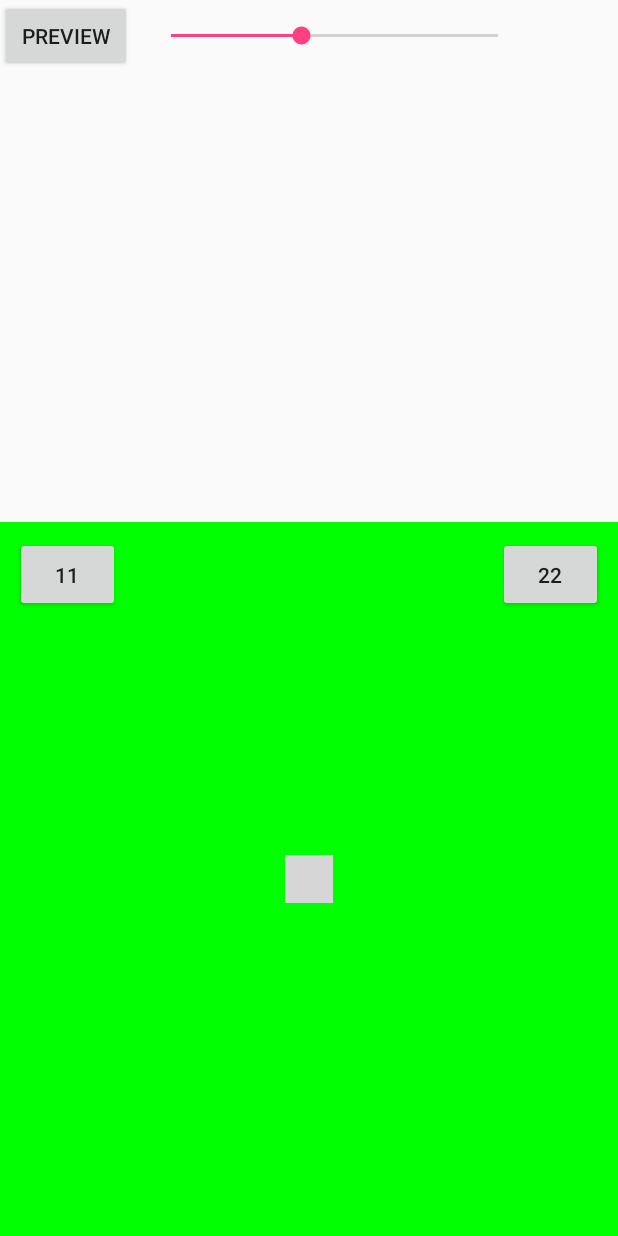
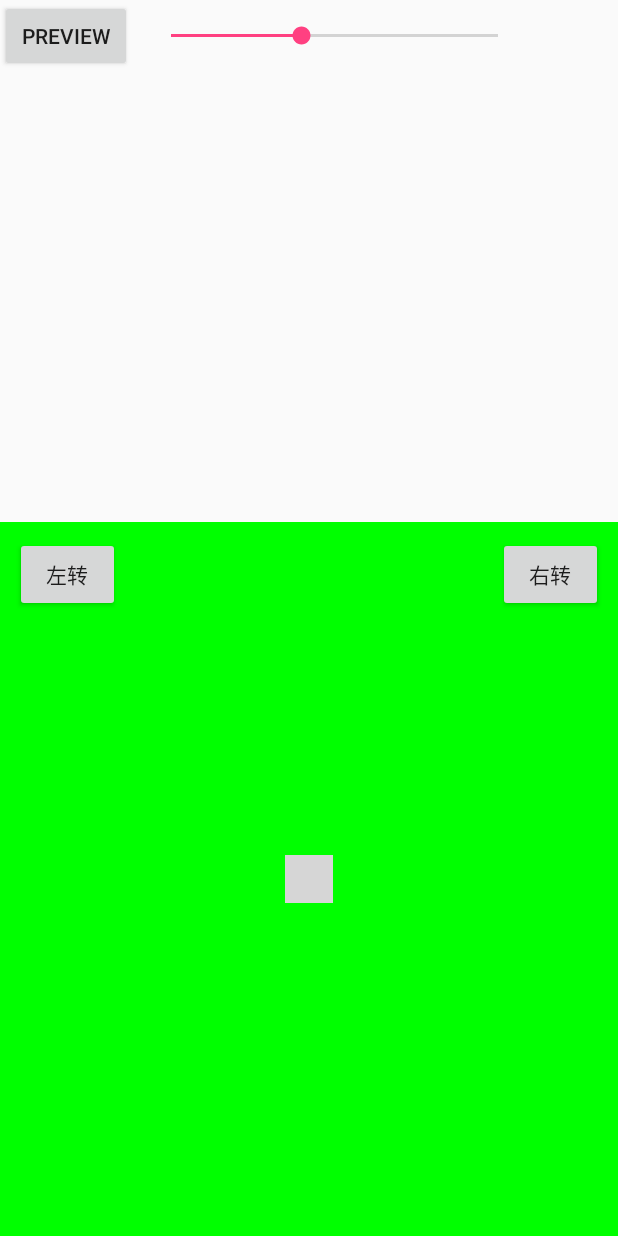
Before and after one commit to ms03001620/ThingsHello, an Android app: the CtrlActivity screen opened directly, with no data from a screen before it, on a phone screen of 412 x 824 dp. Run offline under Robolectric (Android 15) with nearby library versions, the phone set to English and light mode, and no system bars; libraries missing offline, so code that uses them is left out: com.gcssloop.widget; plain views replace RockerView; 2 statements that could not run were skipped; grey boxes are pictures that could not be loaded.

Commit message:
文字注释

```diff
--- a/app_mobile/src/main/res/layout/activity_ctrl.xml
+++ b/app_mobile/src/main/res/layout/activity_ctrl.xml
@@ -42,7 +42,7 @@
             android:layout_height="50dp"
             android:layout_margin="10dp"
             android:gravity="center"
-            android:text="11" />
+            android:text="左转" />
 
         <Button
             android:id="@+id/btnRight"
@@ -51,7 +51,7 @@
             android:layout_alignParentEnd="true"
             android:layout_margin="10dp"
             android:gravity="center"
-            android:text="22" />
+            android:text="右转" />
 
 
         <com.gcssloop.widget.RockerView xmlns:rocker="http://schemas.android.com/apk/res-auto"
```
